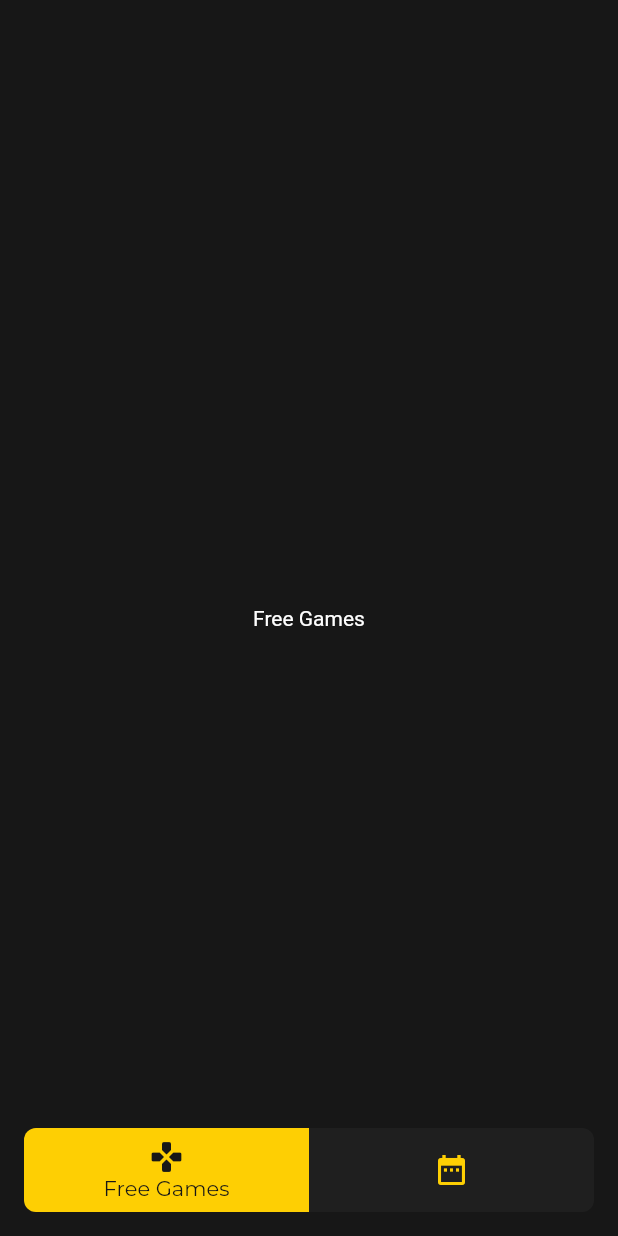
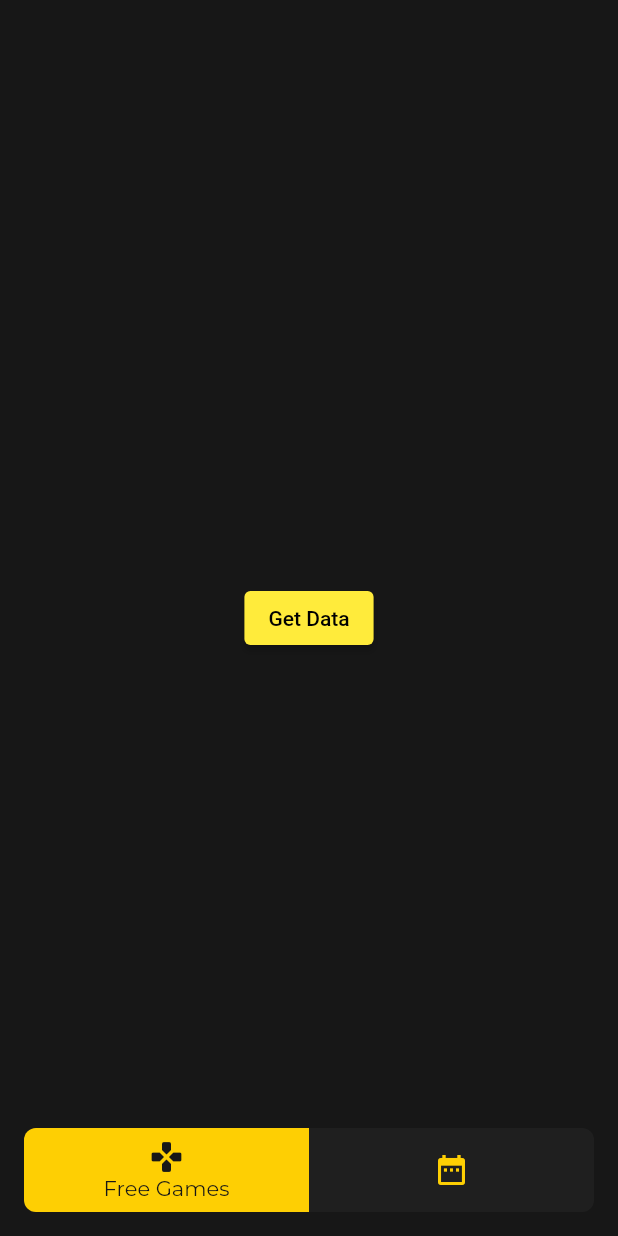
Before and after one commit to ikramhasan/GG-Games-and-Giveaways, a Flutter app: the screen it shows after launch, on a phone screen of 412 x 824 dp. Run offline on Flutter 3.47's test engine with Material 2 defaults, Android fonts, the phone set to English and light mode, and no system bars; drawn by our look-alikes of flutter_snake_navigationbar; our stand-ins replace bloc, google_fonts.

Commit message:
added free games feature

```diff
--- a/analysis_options.yaml
+++ b/analysis_options.yaml
@@ -1 +1,6 @@
 include: package:lint/analysis_options.yaml
+
+analyzer:
+  errors:
+    argument_type_not_assignable: warning
+    constant_identifier_names: ignore
--- /dev/null
+++ b/lib/app/errors/error.dart
@@ -0,0 +1,7 @@
+class CustomError implements Exception {
+  final String message;
+
+  CustomError({
+    required this.message,
+  });
+}
--- /dev/null
+++ b/lib/free_games/cubit/free_games_state.dart
@@ -0,0 +1,6 @@
+part of 'free_games_cubit.dart';
+
+@immutable
+abstract class FreeGamesState {}
+
+class FreeGamesInitial extends FreeGamesState {}
--- /dev/null
+++ b/lib/free_games/data/models/game.dart
@@ -0,0 +1,127 @@
+// To parse this JSON data, do
+//
+//     final game = gameFromJson(jsonString);
+
+import 'dart:convert';
+
+List<Game> gameFromJson(String str) =>
+    List<Game>.from(json.decode(str).map((x) => Game.fromJson(x)));
+
+String gameToJson(List<Game> data) =>
+    json.encode(List<dynamic>.from(data.map((x) => x.toJson())));
+
+class Game {
+  Game({
+    this.id,
+    this.title,
+    this.thumbnail,
+    this.shortDescription,
+    this.gameUrl,
+    this.genre,
+    this.platform,
+    this.publisher,
+    this.developer,
+    this.releaseDate,
+    this.freetogameProfileUrl,
+  });
+
+  int? id;
+  String? title;
+  String? thumbnail;
+  String? shortDescription;
+  String? gameUrl;
+  Genre? genre;
+  Platform? platform;
+  String? publisher;
+  String? developer;
+  String? releaseDate;
+  String? freetogameProfileUrl;
+
+  factory Game.fromJson(Map<String, dynamic> json) => Game(
+        id: json["id"],
+        title: json["title"],
+        thumbnail: json["thumbnail"],
+        shortDescription: json["short_description"],
+        gameUrl: json["game_url"],
+        genre: genreValues.map![json["genre"]],
+        platform: platformValues.map![json["platform"]],
+        publisher: json["publisher"],
+        developer: json["developer"],
+        releaseDate: json["release_date"],
+        freetogameProfileUrl: json["freetogame_profile_url"],
+      );
+
+  Map<String, dynamic> toJson() => {
+        "id": id,
+        "title": title,
+        "thumbnail": thumbnail,
+        "short_description": shortDescription,
+        "game_url": gameUrl,
+        "genre": genreValues.reverse[genre],
+        "platform": platformValues.reverse[platform],
+        "publisher": publisher,
+        "developer": developer,
+        "release_date": releaseDate,
+        "freetogame_profile_url": freetogameProfileUrl,
+      };
+}
+
+enum Genre {
+  MMORPG,
+  SHOOTER,
+  MMO,
+  SOCIAL,
+  CARD_GAME,
+  MOBA,
+  FIGHTING,
+  STRATEGY,
+  RACING,
+  SPORTS,
+  FANTASY,
+  GENRE_MMORPG,
+  BATTLE_ROYALE,
+  ACTION_RPG,
+  CARD,
+  ARPG
+}
+
+final genreValues = EnumValues({
+  "Action RPG": Genre.ACTION_RPG,
+  "ARPG": Genre.ARPG,
+  "Battle Royale": Genre.BATTLE_ROYALE,
+  "Card": Genre.CARD,
+  "Card Game": Genre.CARD_GAME,
+  "Fantasy": Genre.FANTASY,
+  "Fighting": Genre.FIGHTING,
+  " MMORPG": Genre.GENRE_MMORPG,
+  "MMO": Genre.MMO,
+  "MMORPG": Genre.MMORPG,
+  "MOBA": Genre.MOBA,
+  "Racing": Genre.RACING,
+  "Shooter": Genre.SHOOTER,
+  "Social": Genre.SOCIAL,
+  "Sports": Genre.SPORTS,
+  "Strategy": Genre.STRATEGY
+});
+
+enum Platform { PC_WINDOWS, PC_WINDOWS_WEB_BROWSER, WEB_BROWSER }
+
+final platformValues = EnumValues({
+  "PC (Windows)": Platform.PC_WINDOWS,
+  "PC (Windows), Web Browser": Platform.PC_WINDOWS_WEB_BROWSER,
+  "Web Browser": Platform.WEB_BROWSER
+});
+
+class EnumValues<T> {
+  Map<String, T>? map;
+  Map<T, String>? reverseMap;
+
+  EnumValues(this.map);
+
+  Map<T, String> get reverse {
+    if (reverseMap == null) {
+      reverseMap = map!.map((k, v) => new MapEntry(v, k));
+    }
+    return reverseMap!;
+  }
+}
--- /dev/null
+++ b/lib/free_games/data/repository/free_games_repository.dart
@@ -0,0 +1,24 @@
+import 'dart:convert';
+
+import 'package:free_games_giveaways/app/errors/error.dart';
+import 'package:free_games_giveaways/free_games/data/models/game.dart';
+import 'package:http/http.dart' as http;
+
+const BASE_URL = 'https://www.freetogame.com/api';
+
+class FreeGamesRepository {
+  getFreeGamesList() async {
+    final Uri url = Uri.parse('$BASE_URL/games');
+    final response = await http.get(url);
+
+    if (response.statusCode == 200) {
+      try {
+        final data = jsonEncode(response.body);
+        final List<Game> game = gameFromJson(data);
+        return game;
+      } catch (e) {
+        throw CustomError(message: 'Could not parse data');
+      }
+    }
+  }
+}
--- a/lib/home/presentation/home_page.dart
+++ b/lib/home/presentation/home_page.dart
@@ -1,5 +1,6 @@
 import 'package:flutter/material.dart';
 import 'package:flutter_snake_navigationbar/flutter_snake_navigationbar.dart';
+import 'package:free_games_giveaways/free_games/data/repository/free_games_repository.dart';
 import 'package:google_fonts/google_fonts.dart';
 
 class HomePage extends StatefulWidget {
@@ -17,6 +18,8 @@ class _HomePageState extends State<HomePage> {
     );
   }
 
+  FreeGamesRepository f = FreeGamesRepository();
+
   @override
   Widget build(BuildContext context) {
     return Scaffold(
@@ -26,11 +29,16 @@ class _HomePageState extends State<HomePage> {
         child: PageView(
           controller: _pageController,
           onPageChanged: _onPageChanged,
-          children: const <Widget>[
+          children: <Widget>[
             Center(
-              child: Text('Free Games'),
+              child: ElevatedButton(
+                onPressed: () {
+                  f.getFreeGamesList();
+                },
+                child: Text('Get Data'),
+              ),
             ),
-            Center(
+            const Center(
               child: Text('Giveaways'),
             ),
           ],
@@ -46,6 +54,7 @@ class _HomePageState extends State<HomePage> {
           unselectedItemColor: Theme.of(context).accentColor,
           selectedItemColor: Theme.of(context).canvasColor,
           showSelectedLabels: true,
+          backgroundColor: Theme.of(context).cardColor,
           selectedLabelStyle: GoogleFonts.montserrat(),
           //showUnselectedLabels: true,
           items: const [
--- a/pubspec.yaml
+++ b/pubspec.yaml
@@ -6,7 +6,7 @@ publish_to: "none"
 version: 1.0.0+1
 
 environment:
-  sdk: ">=2.7.0 <3.0.0"
+  sdk: ">=2.12.0 <3.0.0"
 
 dependencies:
   cupertino_icons: ^1.0.2
@@ -14,8 +14,10 @@ dependencies:
   flutter:
     sdk: flutter
 
+  flutter_bloc: ^7.0.0
   flutter_snake_navigationbar: ^0.5.0
   google_fonts: ^2.0.0
+  http: ^0.13.1
 
 dev_dependencies:
   flutter_test:
```
Also changed, not shown: lib/free_games/cubit/free_games_cubit.dart (added, +8 -0 lines), lib/home/presentation/widgets/pageview_child.dart (deleted, +0 -8 lines).
